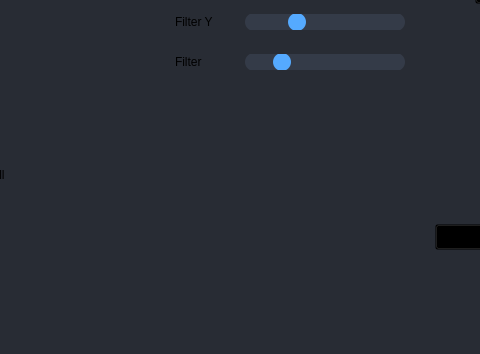
Before: the Qt Designer form ui/main_imbunatatit.ui in Radu101199/CamControl-Controlul-Gestual-al-Dispozitivelor, drawn with Qt 5; both pictures show x 340 to 820 and y 366 to 720 of the 1004 by 720 pixel window.
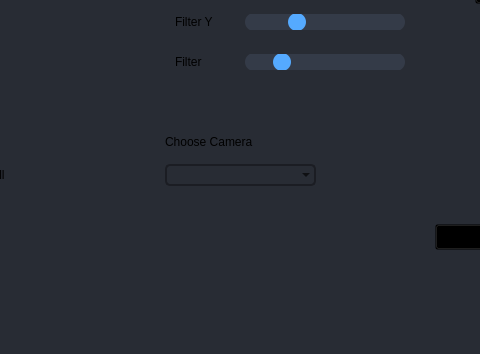
After: the same form once the commit is applied. Icons and pictures are not drawn.

Commit message: implementare optiune de a selecta camera, schimbare culoare setup pentru un contrast mai bun commit

```diff
--- a/ui/main_imbunatatit.ui
+++ b/ui/main_imbunatatit.ui
@@ -1478,6 +1478,29 @@
                      <string>Dwell Scroll</string>
                     </property>
                    </widget>
+                   <widget class="QComboBox" name="camera_comboBox">
+                    <property name="geometry">
+                     <rect>
+                      <x>420</x>
+                      <y>450</y>
+                      <width>151</width>
+                      <height>22</height>
+                     </rect>
+                    </property>
+                   </widget>
+                   <widget class="QLabel" name="label_8">
+                    <property name="geometry">
+                     <rect>
+                      <x>420</x>
+                      <y>420</y>
+                      <width>151</width>
+                      <height>16</height>
+                     </rect>
+                    </property>
+                    <property name="text">
+                     <string>Choose Camera</string>
+                    </property>
+                   </widget>
                   </widget>
                  </widget>
                 </item>
```
The commit also changes 5 other files.
